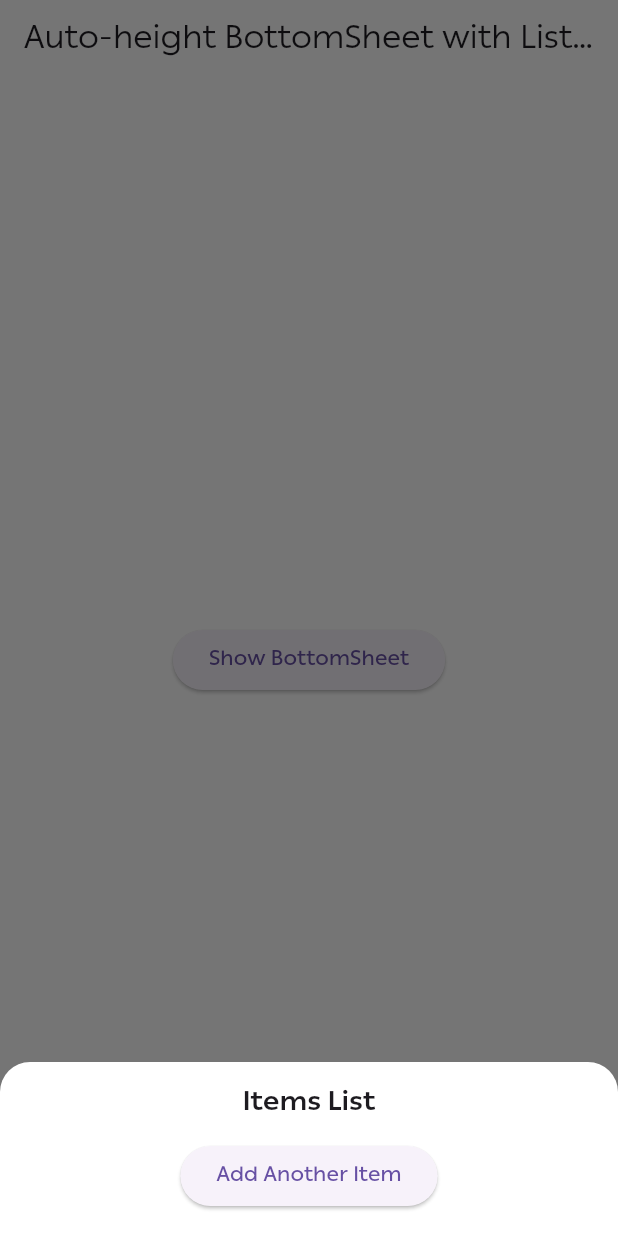
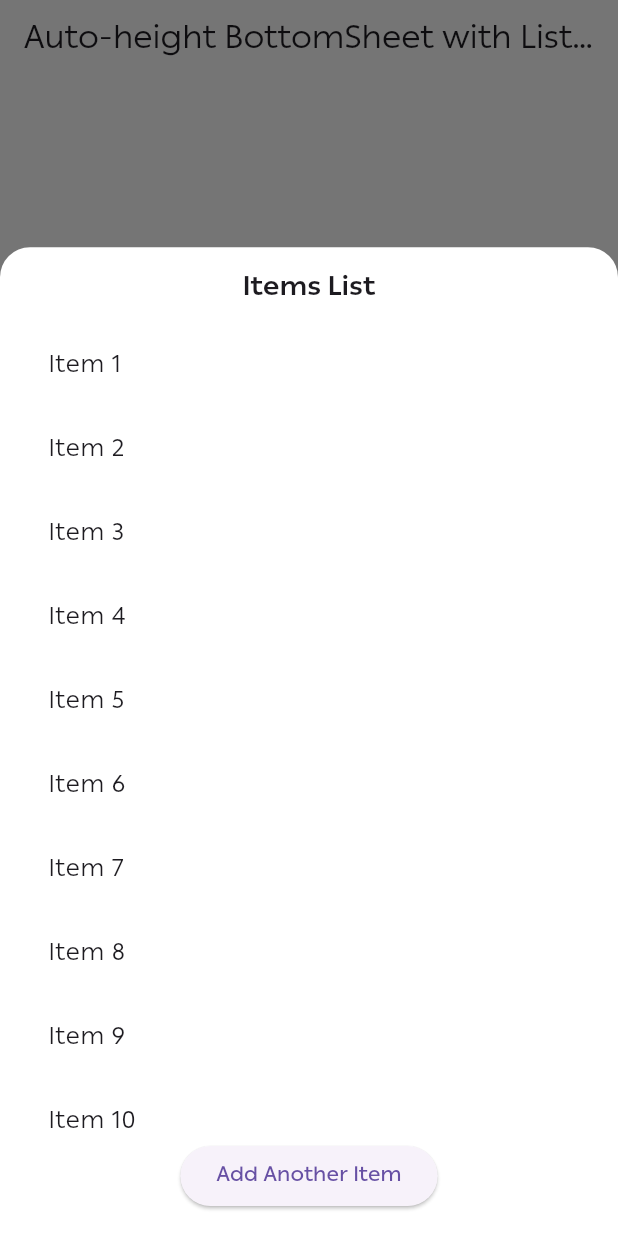
Before and after one commit to asimsharf/theEco, a Flutter app: the AutoHeightBottomSheetExample screen opened directly, after a tap on "Show BottomSheet", on a phone screen of 412 x 824 dp. Run offline on Flutter 3.47's test engine with Material 3 defaults, Android fonts, the phone set to English and light mode, and no system bars; our stand-ins replace dio, dropdown_button2, either_dart, flutter_screenutil, get, shimmer and 1 more.

```diff
--- a/lib/app/modules/home/demo.dart
+++ b/lib/app/modules/home/demo.dart
@@ -2,7 +2,18 @@ import 'package:flutter/material.dart';
 import 'package:get/get.dart';
 
 class MyController extends GetxController {
-  var items = <String>[].obs; // Reactive list of items
+  var items = <String>[
+    'Item 1',
+    'Item 2',
+    'Item 3',
+    'Item 4',
+    'Item 5',
+    'Item 6',
+    'Item 7',
+    'Item 8',
+    'Item 9',
+    'Item 10',
+  ].obs; // Reactive list// of items
 
   void addItem() {
     items.add('Item ${items.length + 1}');
@@ -33,7 +44,6 @@ class AutoHeightBottomSheetExample extends StatelessWidget {
     Get.bottomSheet(
       Obx(
         () => Container(
-          // Adjust height dynamically based on content
           constraints: BoxConstraints(
             maxHeight: MediaQuery.of(context).size.height *
                 0.8, // Max height for BottomSheet
@@ -54,8 +64,6 @@ class AutoHeightBottomSheetExample extends StatelessWidget {
               Flexible(
                 child: ListView.builder(
                   shrinkWrap: true,
-                  physics:
-                      const NeverScrollableScrollPhysics(), // Disable internal scrolling
                   itemCount: myController.items.length,
                   itemBuilder: (context, index) {
                     return ListTile(
@@ -75,7 +83,10 @@ class AutoHeightBottomSheetExample extends StatelessWidget {
         ),
       ),
       isScrollControlled: true, // Make BottomSheet scrollable
-    );
+    ).then((value) {
+      // Reset items list when BottomSheet is closed
+      myController.items.clear();
+    });
   }
 }
 
```
